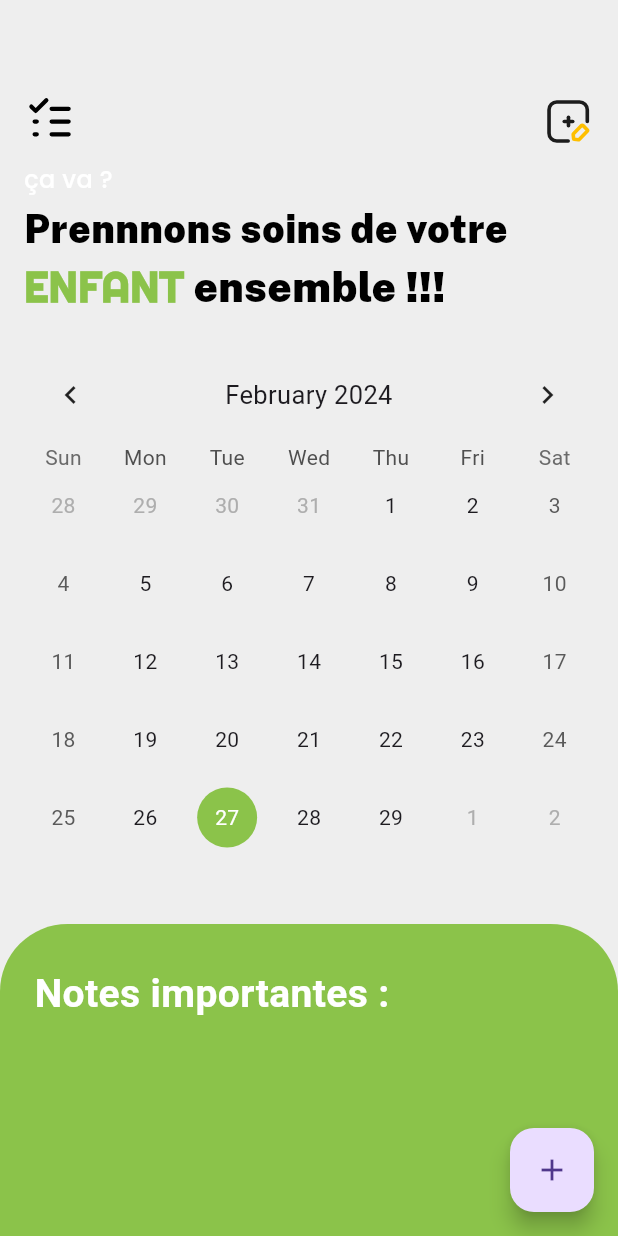
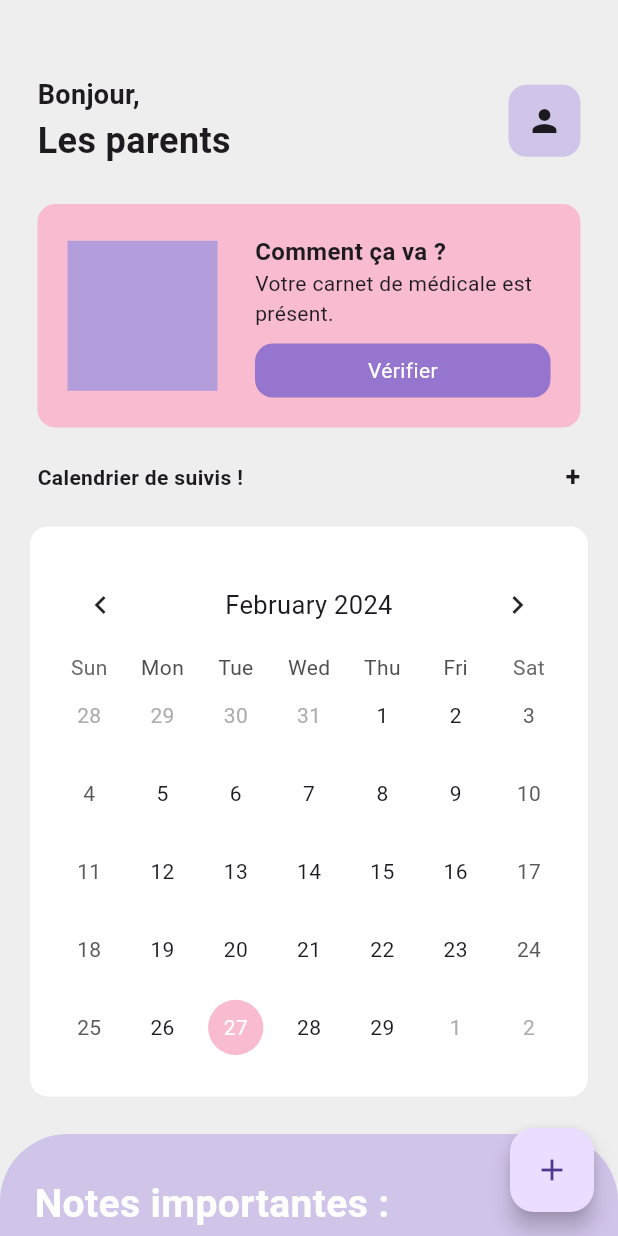
Before and after one commit to Rantsa-B613/BabyPlan, a Flutter app: the screen it shows after launch, on a phone screen of 412 x 824 dp. Run offline on Flutter 3.47's test engine with Material 3 defaults, Android fonts, the phone set to English and light mode, and no system bars; drawn by our look-alikes of table_calendar; our stand-ins replace flutter_colorpicker.

Commit message:
new desing

```diff
--- a/lib/components/calendar_map.dart
+++ b/lib/components/calendar_map.dart
@@ -39,9 +39,34 @@ class _CalendarScreenState extends State<CalendarScreen> {
             CustomAppNavigationBar(),
 
             // ~~~~~~~~ Calendrier ~~~~~~~~~//
+            const SizedBox(height: 20.0,),
+
+            const Padding(
+              padding: EdgeInsets.symmetric(horizontal: 25.0),
+              child: Row(
+                mainAxisAlignment: MainAxisAlignment.spaceBetween,
+                children: [
+                  Text(
+                    "Calendrier de suivis !",
+                    style: TextStyle(
+                        fontWeight: FontWeight.bold, fontSize: 14),
+                  ),
+                  Text(
+                    "+",
+                    style: TextStyle(
+                        fontWeight: FontWeight.bold, fontSize: 18),
+                  ),
+                ],
+              ),
+            ),
             SingleChildScrollView(
               child: Expanded(
+                child: Padding(
+                  padding: const EdgeInsets.only(top: 20.0, left: 20.0, right: 20.0),
                   child: Container(
+                    decoration: BoxDecoration(color: Colors.white,
+                      borderRadius: BorderRadius.circular(12),
+                    ),
                     padding: const EdgeInsets.fromLTRB(15, 20, 15, 20),
                     child: TableCalendar(
                       calendarFormat: _calendarFormat,
@@ -63,14 +88,14 @@ class _CalendarScreenState extends State<CalendarScreen> {
                       eventLoader: (day) {
                         return _events[day] ?? [];
                       },
-                    calendarStyle:const  CalendarStyle(
+                      calendarStyle: CalendarStyle(
                         todayDecoration: BoxDecoration(
-                        color: Colors.lightBlueAccent,
+                          color: Colors.pink[100],
                           shape: BoxShape.circle,
                         ),
                         todayTextStyle: TextStyle(color: Colors.blue),
                         selectedDecoration: BoxDecoration(
-                        color: Colors.lightGreen,
+                          color: Colors.pink[100],
                           shape: BoxShape.circle,
                         ),
                         selectedTextStyle: TextStyle(color: Colors.white),
@@ -83,6 +108,7 @@ class _CalendarScreenState extends State<CalendarScreen> {
                   ),
                 ),
               ),
+            ),
 
             // ~~~~~~~~ NOTES ~~~~~~~~~//
             SingleChildScrollView(
@@ -90,9 +116,9 @@ class _CalendarScreenState extends State<CalendarScreen> {
                 child: Container(
                   padding: const EdgeInsets.fromLTRB(15, 20, 15, 150),
                   margin: const EdgeInsets.only(right: 0.0, left: 0.0, top: 25.0),
-                  decoration: const BoxDecoration(
-                    color: Colors.lightGreen,
-                    borderRadius: BorderRadius.only(
+                  decoration: BoxDecoration(
+                    color: Colors.deepPurple[100],
+                    borderRadius: const BorderRadius.only(
                       topLeft: Radius.circular(45),
                       topRight: Radius.circular(45),
                     ),
--- a/lib/routes/navigation_bar.dart
+++ b/lib/routes/navigation_bar.dart
@@ -1,32 +1,37 @@
 import 'package:flutter/material.dart';
-import 'package:flutter_svg/flutter_svg.dart';
-import 'package:google_fonts/google_fonts.dart';
+//import 'package:flutter_svg/flutter_svg.dart';
+//import 'package:google_fonts/google_fonts.dart';
 import 'package:kellan/components/details_screen.dart';
 
 class CustomAppNavigationBar extends StatelessWidget {
   @override
   Widget build(BuildContext context) {
     return Container(
-      margin: const EdgeInsets.only(
-        top: 64.0,
-        left: 16.0,
-        right: 16.0,
-      ),
       child: Column(
         children: [
-          Row(
+          const SizedBox(height: 50.0),
+          Column(
+            children: [
+              Padding(
+                padding: EdgeInsets.symmetric(horizontal: 25.0),
+                child: Row(
                   mainAxisAlignment: MainAxisAlignment.spaceBetween,
                   children: [
-              GestureDetector(
-                onTap: () => Navigator.of(context).push(
-                  MaterialPageRoute(
-                    builder: (context) => Details_Screen(),
+                    const Column(
+                      crossAxisAlignment: CrossAxisAlignment.start,
+                      children: [
+                        Text(
+                          "Bonjour, ",
+                          style: TextStyle(
+                              fontWeight: FontWeight.bold, fontSize: 18),
                         ),
+                        SizedBox(height: 1.0),
+                        Text(
+                          "Les parents ",
+                          style: TextStyle(
+                              fontWeight: FontWeight.bold, fontSize: 24),
                         ),
-                child: SvgPicture.asset(
-                  "assets/icons/list.svg",
-                  height: 34.0,
-                ),
+                      ],
                     ),
                     GestureDetector(
                       onTap: () => Navigator.of(context).push(
@@ -34,70 +39,73 @@ class CustomAppNavigationBar extends StatelessWidget {
                           builder: (context) => Details_Screen(),
                         ),
                       ),
-                child: SvgPicture.asset(
-                  "assets/icons/add.svg",
-                  height: 34.0,
+                      child: Container(
+                        padding: EdgeInsets.all(12),
+                        decoration: BoxDecoration(
+                            color: Colors.deepPurple[100],
+                            borderRadius: BorderRadius.circular(12)),
+                        child: Icon(Icons.person),
                       ),
                     ),
                   ],
                 ),
-
-          const SizedBox(height: 10.0),
-
-          Column(
-            crossAxisAlignment: CrossAxisAlignment.stretch,
+              ),
+              const SizedBox(
+                height: 25.0,
+              ),
+              Padding(
+                padding: const EdgeInsets.symmetric(horizontal: 25.0),
+                child: Container(
+                  padding: const EdgeInsets.all(20),
+                  decoration: BoxDecoration(color: Colors.pink[100],
+                  borderRadius: BorderRadius.circular(12),
+                  ),
+                  child: Row(
                     children: [
                       Container(
+                        height: 100,
+                        width: 100,
+                        color: Colors.deepPurple[200],
+                      ),
+                      const SizedBox(
+                        width: 25.0,
+                      ),
+                      Expanded(
+                        child: Column(
+                          crossAxisAlignment: CrossAxisAlignment.start,
+                          children: [
+                            const Text(
+                              "Comment ça va ?",
+                              style: TextStyle(
+                                  fontSize: 16, fontWeight: FontWeight.bold),
+                            ),
+                            const Text(
+                              "Votre carnet de médicale est présent.",
+                              style: TextStyle(fontSize: 14),
+                            ),
+                            SizedBox(height:  10,),
+                            Container(
+                              padding: EdgeInsets.all(8),
+                              decoration: BoxDecoration(
+                                color: Colors.deepPurple[300],
+                                borderRadius: BorderRadius.circular(12),
+                              ),
+                              child: const Center(
                                 child: Text(
-                  "ça va ?",
-                  style: GoogleFonts.poppins(
-                    fontSize: 16.0,
-                    color: Colors.white,
-                    fontWeight: FontWeight.w500,
+                                  "Vérifier",
+                                  style: TextStyle(color: Colors.white),
                                 ),
                               ),
-              ),
+                            )
                           ],
-          ),
-          const SizedBox(
-            height: 3.0,
-          ),
-          Container(
-            child: Row(
-              children: [
-                Expanded(
-                  child: Wrap(
-                    children: [
-                      Text(
-                        "Prennnons soins de votre ",
-                        style: GoogleFonts.publicSans(
-                          fontSize: 26.0,
-                          color: Colors.black,
-                          fontWeight: FontWeight.w900,
-                        ),
-                      ),
-                      Text(
-                        "ENFANT",
-                        style: GoogleFonts.righteous(
-                          fontSize: 28.0,
-                          color: Colors.lightGreen,
-                          fontWeight: FontWeight.w900,
-                        ),
-                      ),
-                      Text(
-                        " ensemble !!! ",
-                        style: GoogleFonts.publicSans(
-                          fontSize: 28.0,
-                          color: Colors.black,
-                          fontWeight: FontWeight.w900,
                         ),
                       )
                     ],
                   ),
                 ),
+              )
             ],
-            ),
-          ),
+          )
         ],
       ),
     );
```
Lines whose indentation alone changed are shown as unchanged.
